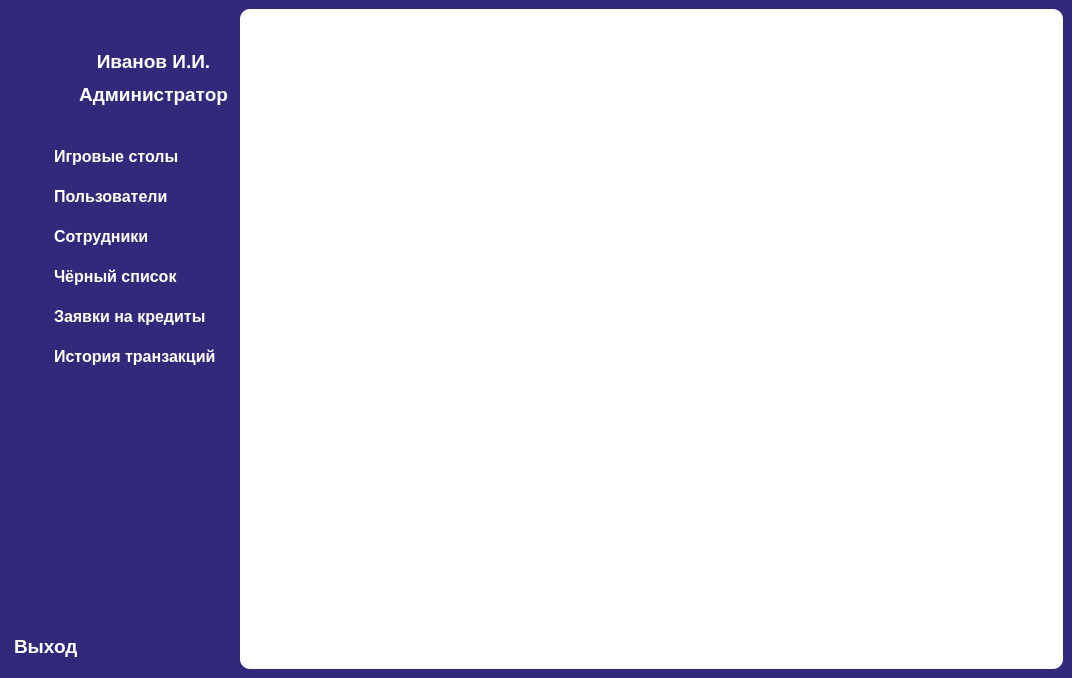
The window that Gui/window_admin.ui (MyEdit/Casino_Client) describes before a commit, drawn with Qt 5.
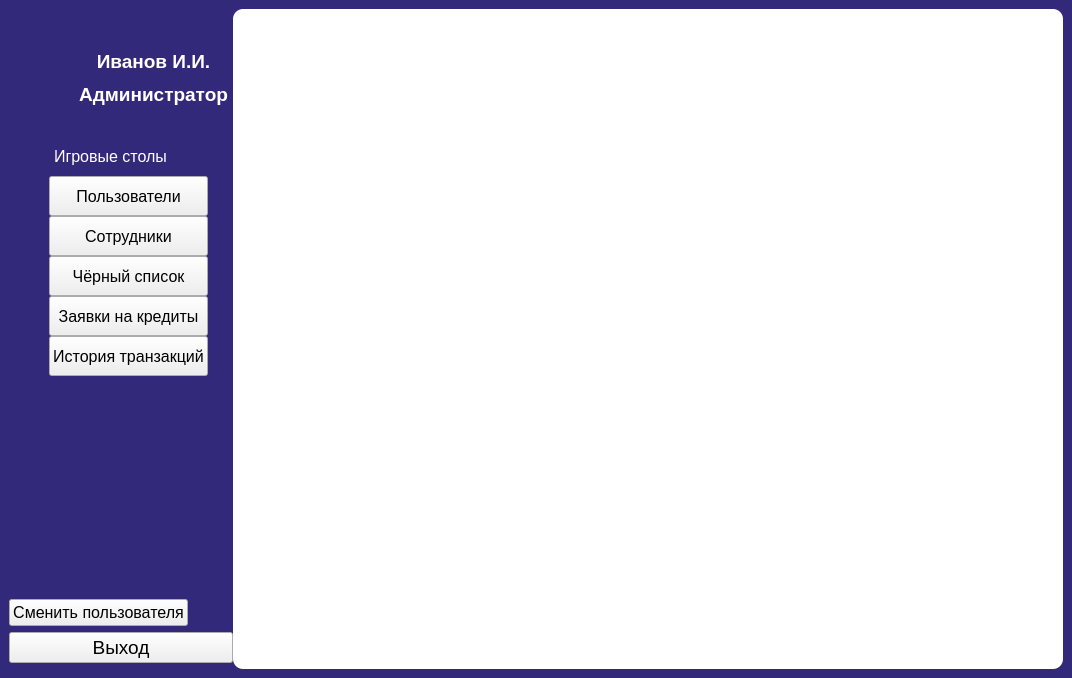
The same window after the commit. Icons and pictures are not drawn.

Commit message: Добавил возможность смены пользователя

Diff of the .ui file:
```diff
--- a/Gui/window_admin.ui
+++ b/Gui/window_admin.ui
@@ -32,14 +32,14 @@
     <property name="horizontalSpacing">
      <number>0</number>
     </property>
-    <item row="14" column="0" colspan="2">
+    <item row="15" column="0" colspan="2">
      <widget class="QPushButton" name="buttonExit">
       <property name="font">
        <font>
         <family>Segoe UI</family>
         <pointsize>14</pointsize>
-        <weight>75</weight>
-        <bold>true</bold>
+        <weight>50</weight>
+        <bold>false</bold>
        </font>
       </property>
       <property name="styleSheet">
@@ -49,7 +49,11 @@
 	color: rgb(255, 255, 255);
 	padding: 5px;
 	text-align: left;
-}</string>
+}
+
+QPushButton:hover {
+font-weight: bold;
+}s</string>
       </property>
       <property name="text">
        <string>Выход</string>
@@ -79,6 +83,37 @@
       </property>
      </spacer>
     </item>
+    <item row="0" column="2" rowspan="17">
+     <widget class="QTabWidget" name="tabWidget">
+      <property name="styleSheet">
+       <string notr="true">QTabWidget::pane {
+	border-radius: 10px;
+	background-color: rgb(255, 255, 255);
+}</string>
+      </property>
+      <property name="tabPosition">
+       <enum>QTabWidget::South</enum>
+      </property>
+      <property name="tabShape">
+       <enum>QTabWidget::Rounded</enum>
+      </property>
+      <property name="currentIndex">
+       <number>-1</number>
+      </property>
+      <property name="documentMode">
+       <bool>false</bool>
+      </property>
+      <property name="tabsClosable">
+       <bool>false</bool>
+      </property>
+      <property name="movable">
+       <bool>false</bool>
+      </property>
+      <property name="tabBarAutoHide">
+       <bool>false</bool>
+      </property>
+     </widget>
+    </item>
     <item row="7" column="0" colspan="2">
      <spacer name="verticalSpacer">
       <property name="orientation">
@@ -138,8 +173,8 @@
          <font>
           <family>Segoe UI</family>
           <pointsize>12</pointsize>
-          <weight>75</weight>
-          <bold>true</bold>
+          <weight>50</weight>
+          <bold>false</bold>
          </font>
         </property>
         <property name="styleSheet">
@@ -149,7 +184,11 @@
 	color: rgb(255, 255, 255);
 	padding: 5px;
 	text-align: left;
-}</string>
+}
+
+QPushButton:hover {
+font-weight: bold;
+}s</string>
         </property>
         <property name="text">
          <string>Чёрный список</string>
@@ -181,8 +220,8 @@
          <font>
           <family>Segoe UI</family>
           <pointsize>12</pointsize>
-          <weight>75</weight>
-          <bold>true</bold>
+          <weight>50</weight>
+          <bold>false</bold>
          </font>
         </property>
         <property name="styleSheet">
@@ -192,7 +231,11 @@
 	color: rgb(255, 255, 255);
 	padding: 5px;
 	text-align: left;
-}</string>
+}
+
+QPushButton:hover {
+font-weight: bold;
+}s</string>
         </property>
         <property name="text">
          <string>Сотрудники</string>
@@ -211,8 +254,8 @@
          <font>
           <family>Segoe UI</family>
           <pointsize>12</pointsize>
-          <weight>75</weight>
-          <bold>true</bold>
+          <weight>50</weight>
+          <bold>false</bold>
          </font>
         </property>
         <property name="styleSheet">
@@ -222,7 +265,11 @@
 	color: rgb(255, 255, 255);
 	padding: 5px;
 	text-align: left;
-}</string>
+}
+
+QPushButton:hover {
+font-weight: bold;
+}s</string>
         </property>
         <property name="text">
          <string>Заявки на кредиты</string>
@@ -267,8 +314,8 @@
          <font>
           <family>Segoe UI</family>
           <pointsize>12</pointsize>
-          <weight>75</weight>
-          <bold>true</bold>
+          <weight>50</weight>
+          <bold>false</bold>
          </font>
         </property>
         <property name="styleSheet">
@@ -278,7 +325,11 @@
 	color: rgb(255, 255, 255);
 	padding: 5px;
 	text-align: left;
-}</string>
+}
+
+QPushButton:hover {
+font-weight: bold;
+}s</string>
         </property>
         <property name="text">
          <string>Пользователи</string>
@@ -313,8 +364,8 @@
          <font>
           <family>Segoe UI</family>
           <pointsize>12</pointsize>
-          <weight>75</weight>
-          <bold>true</bold>
+          <weight>50</weight>
+          <bold>false</bold>
          </font>
         </property>
         <property name="styleSheet">
@@ -324,6 +375,10 @@
 	color: rgb(255, 255, 255);
 	padding: 5px;
 	text-align: left;
+}
+
+QPushButton:hover {
+font-weight: bold;
 }</string>
         </property>
         <property name="text">
@@ -343,8 +398,8 @@
          <font>
           <family>Segoe UI</family>
           <pointsize>12</pointsize>
-          <weight>75</weight>
-          <bold>true</bold>
+          <weight>50</weight>
+          <bold>false</bold>
          </font>
         </property>
         <property name="styleSheet">
@@ -354,7 +409,11 @@
 	color: rgb(255, 255, 255);
 	padding: 5px;
 	text-align: left;
-}</string>
+}
+
+QPushButton:hover {
+font-weight: bold;
+}s</string>
         </property>
         <property name="text">
          <string>История транзакций</string>
@@ -376,37 +435,6 @@
       </item>
      </layout>
     </item>
-    <item row="0" column="2" rowspan="16">
-     <widget class="QTabWidget" name="tabWidget">
-      <property name="styleSheet">
-       <string notr="true">QTabWidget::pane {
-	border-radius: 10px;
-	background-color: rgb(255, 255, 255);
-}</string>
-      </property>
-      <property name="tabPosition">
-       <enum>QTabWidget::South</enum>
-      </property>
-      <property name="tabShape">
-       <enum>QTabWidget::Rounded</enum>
-      </property>
-      <property name="currentIndex">
-       <number>-1</number>
-      </property>
-      <property name="documentMode">
-       <bool>false</bool>
-      </property>
-      <property name="tabsClosable">
-       <bool>false</bool>
-      </property>
-      <property name="movable">
-       <bool>false</bool>
-      </property>
-      <property name="tabBarAutoHide">
-       <bool>false</bool>
-      </property>
-     </widget>
-    </item>
     <item row="6" column="0" colspan="2">
      <layout class="QHBoxLayout" name="horizontalLayout">
       <item>
@@ -514,10 +542,54 @@
         <property name="orientation">
          <enum>Qt::Horizontal</enum>
         </property>
+        <property name="sizeHint" stdset="0">
+         <size>
+          <width>0</width>
+          <height>0</height>
+         </size>
+        </property>
        </spacer>
       </item>
      </layout>
     </item>
+    <item row="14" column="0">
+     <widget class="QPushButton" name="buttonChangeUser">
+      <property name="font">
+       <font>
+        <family>Segoe UI</family>
+        <pointsize>12</pointsize>
+        <weight>50</weight>
+        <bold>false</bold>
+       </font>
+      </property>
+      <property name="styleSheet">
+       <string notr="true">QPushButton {
+	background: transparent;
+    border: none;
+	color: rgb(255, 255, 255);
+	padding: 5px;
+	text-align: left;
+}
+
+QPushButton:hover {
+font-weight: bold;
+}s</string>
+      </property>
+      <property name="text">
+       <string>Сменить пользователя</string>
+      </property>
+      <property name="icon">
+       <iconset resource="../resources.qrc">
+        <normaloff>:/icons/resources/ChangeUser.png</normaloff>:/icons/resources/ChangeUser.png</iconset>
+      </property>
+      <property name="iconSize">
+       <size>
+        <width>32</width>
+        <height>32</height>
+       </size>
+      </property>
+     </widget>
+    </item>
    </layout>
   </widget>
  </widget>
```
Left out of the diff: 16 changed lines with no effect on the pictures. The commit also changes 12 other files.
